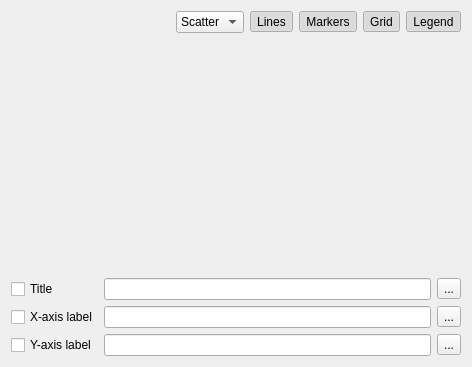
Slicer/SlicerGitSVNArchive, file Libs/MRML/Widgets/Resources/UI/qMRMLChartViewControllerWidget.ui: the form before one commit.
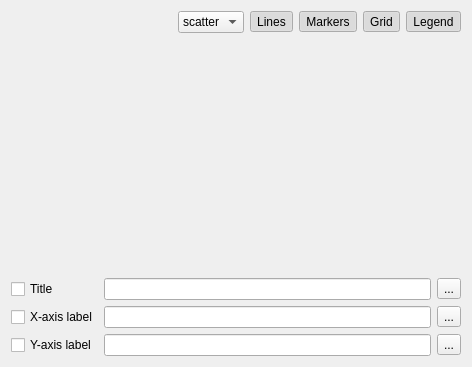
The form after the commit. Custom widgets are drawn as their Qt base class.

```diff
--- a/Libs/MRML/Widgets/Resources/UI/qMRMLChartViewControllerWidget.ui
+++ b/Libs/MRML/Widgets/Resources/UI/qMRMLChartViewControllerWidget.ui
@@ -59,7 +59,7 @@
        </property>
        <item>
         <property name="text">
-         <string>Scatter</string>
+         <string>scatter</string>
         </property>
        </item>
        <item>
```
Left out of the diff: 11 changed lines with no effect on the pictures.
